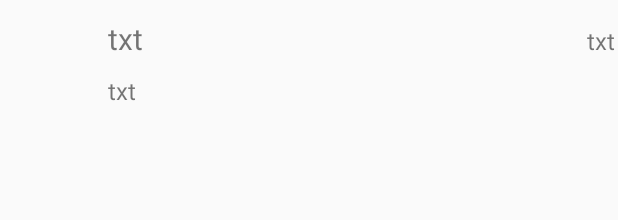
After one commit to horoyoii/Distributed_File_System, an Android app: the layout row_layout.xml on its own in the app's theme, with its tools: preview values and no code run, on a phone screen of 412 x 824 dp. The commit adds this screen. Shown: the top 220 px of the screen. Run offline under Robolectric (Android 15) with nearby library versions, the phone set to English and light mode, and no system bars.

Commit message:
android 클라이언트
1. REST + JWT Request로
서버에서부터 유저의 파일 리스트를 받아서 보여주는 custom listview 추가

```diff
--- a/ClientApplication/app/src/main/java/com/example/myapplication/LoginActivity.java
+++ b/ClientApplication/app/src/main/java/com/example/myapplication/LoginActivity.java
@@ -388,7 +388,7 @@ public class LoginActivity extends AppCompatActivity implements LoaderCallbacks<
             showProgress(false);
 
             if (success) {
-                Intent intent=new Intent(LoginActivity.this, MainActivity.class);
+                Intent intent=new Intent(LoginActivity.this, MyFileListsActivity.class);
                 finish();
 
                 startActivity(intent);
--- a/ClientApplication/app/src/main/java/com/example/myapplication/RetrofitAPI.java
+++ b/ClientApplication/app/src/main/java/com/example/myapplication/RetrofitAPI.java
@@ -15,7 +15,7 @@ import retrofit2.http.POST;
 import retrofit2.http.Path;
 
 public interface RetrofitAPI {
-    String URL = "http://115.145.245.88:8000/";
+    String URL = "http://115.145.241.85:8000/";
     /**
      * GET 방식, URL/posts/{userId} 호출.
      * Data Type의 JSON을 통신을 통해 받음.
--- /dev/null
+++ b/ClientApplication/app/src/main/res/layout/row_layout.xml
@@ -0,0 +1,39 @@
+<?xml version="1.0" encoding="utf-8"?>
+<RelativeLayout xmlns:android="http://schemas.android.com/apk/res/android"
+    android:layout_width="fill_parent"
+    android:layout_height="fill_parent"
+    android:padding="2dp" >
+    <ImageView
+        android:id="@+id/profile_pic"
+        android:layout_width="70dp"
+        android:layout_height="70dp"
+        android:contentDescription="desc"
+        android:paddingLeft="10dp"
+        android:paddingRight="10dp" />
+    <TextView
+        android:id="@+id/member_name"
+        android:layout_width="wrap_content"
+        android:layout_height="wrap_content"
+        android:layout_marginTop="10dp"
+        android:layout_toRightOf="@+id/profile_pic"
+        android:paddingBottom="10dp"
+        android:text="txt"
+        android:textSize="20sp" />
+    <TextView
+        android:id="@+id/status"
+        android:layout_width="wrap_content"
+        android:layout_height="wrap_content"
+        android:layout_alignLeft="@+id/member_name"
+        android:layout_below="@+id/member_name"
+        android:text="txt"
+        android:textSize="16sp" />
+    <TextView
+        android:id="@+id/contact_type"
+        android:layout_width="wrap_content"
+        android:layout_height="wrap_content"
+        android:layout_alignBaseline="@+id/member_name"
+        android:layout_alignBottom="@+id/member_name"
+        android:layout_alignParentRight="true"
+        android:text="txt"
+        android:textSize="16sp" />
+</RelativeLayout>
--- a/ClientApplication/app/src/main/res/values/dimens.xml
+++ b/ClientApplication/app/src/main/res/values/dimens.xml
@@ -2,4 +2,5 @@
     <!-- Default screen margins, per the Android Design guidelines. -->
     <dimen name="activity_horizontal_margin">16dp</dimen>
     <dimen name="activity_vertical_margin">16dp</dimen>
+    <dimen name="fab_margin">16dp</dimen>
 </resources>
--- a/ClientApplication/app/src/main/res/values/strings.xml
+++ b/ClientApplication/app/src/main/res/values/strings.xml
@@ -13,4 +13,5 @@
     <string name="permission_rationale">"Contacts permissions are needed for providing email
         completions."
     </string>
+    <string name="title_activity_my_file_lists">MyFileListsActivity</string>
 </resources>
--- a/ClientApplication/app/src/main/res/values/styles.xml
+++ b/ClientApplication/app/src/main/res/values/styles.xml
@@ -8,4 +8,13 @@
         <item name="colorAccent">@color/colorAccent</item>
     </style>
 
+    <style name="AppTheme.NoActionBar">
+        <item name="windowActionBar">false</item>
+        <item name="windowNoTitle">true</item>
+    </style>
+
+    <style name="AppTheme.AppBarOverlay" parent="ThemeOverlay.AppCompat.Dark.ActionBar" />
+
+    <style name="AppTheme.PopupOverlay" parent="ThemeOverlay.AppCompat.Light" />
+
 </resources>
```
Also changed, not shown: ClientApplication/app/src/main/AndroidManifest.xml (+5 -2 lines), ClientApplication/app/src/main/java/com/example/myapplication/Adapter/FileListAdapter.java (added, +74 -0 lines), ClientApplication/app/src/main/java/com/example/myapplication/Model/FileItem.java (added, +48 -0 lines), ClientApplication/app/src/main/java/com/example/myapplication/MyFileListsActivity.java (added, +111 -0 lines), ClientApplication/app/src/main/res/layout/activity_my_file_lists.xml (added, +33 -0 lines), ClientApplication/app/src/main/res/layout/content_my_file_lists.xml (added, +27 -0 lines), ClientApplication/app/src/main/res/drawable-v24/cap.PNG (added).
